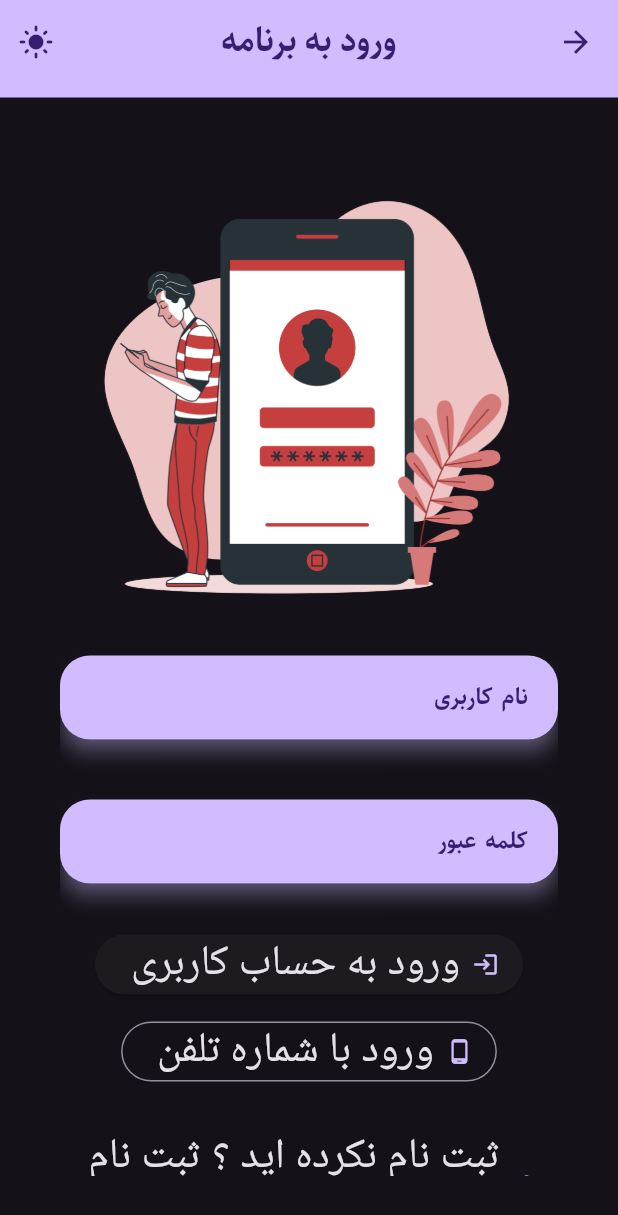
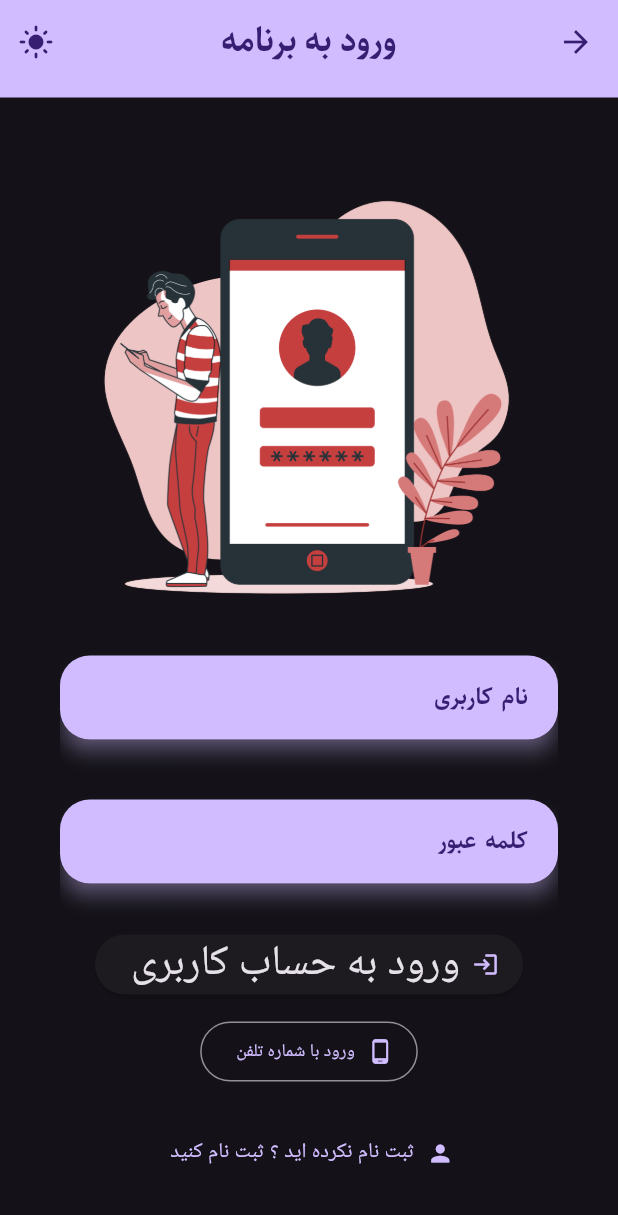
Before and after one commit to iam-hosseindarvishi/sell_pro, a Flutter app: the screen it shows after launch, after a tap on "ورود به حساب کاربری", on a phone screen of 412 x 824 dp. Shown: the top 1215 px of the screen. Run offline on Flutter 3.47's test engine with Material 3 defaults, Android fonts, the phone set to English and light mode, and no system bars; our stand-ins replace flutter_riverpod, hexcolor, image_picker.

Commit message:
feat : added light theme and fix widets

```diff
--- a/lib/main.dart
+++ b/lib/main.dart
@@ -1,5 +1,6 @@
 import 'package:flutter/material.dart';
 import 'package:flutter_riverpod/flutter_riverpod.dart';
+import 'package:sell_pro/src/configs/theme/light_theme.dart';
 import 'package:sell_pro/src/configs/theme/theme_mode_provider.dart';
 
 import 'src/features/splash/presentation/screens/splash_screen_page.dart';
@@ -20,9 +21,7 @@ class MyApp extends ConsumerWidget {
       title: 'Sell Pro',
       themeMode: themeMode,
       darkTheme: ThemeData(useMaterial3: true, brightness: Brightness.dark),
-      theme: ThemeData(
-          useMaterial3: true,
-          colorScheme: ColorScheme.fromSeed(seedColor: Colors.grey)),
+      theme: lightTheme,
       home: const SplashScreenPage(),
     );
   }
--- /dev/null
+++ b/lib/src/configs/theme/dark_theme.dart
@@ -0,0 +1,4 @@
+import 'package:flutter/material.dart';
+
+ThemeData darkTheme =
+    ThemeData(useMaterial3: true, colorScheme: const ColorScheme.dark());
--- /dev/null
+++ b/lib/src/configs/theme/light_theme.dart
@@ -0,0 +1,126 @@
+import 'package:flutter/material.dart';
+import 'package:hexcolor/hexcolor.dart';
+
+final primary = HexColor("#254222");
+final background = HexColor("#cae4c5");
+final onPrimary = HexColor("#cae4c5");
+final secondary = HexColor("#99cc66");
+final inversPrimary = HexColor("#ece2b1");
+ThemeData lightTheme = ThemeData(
+    useMaterial3: true,
+    colorScheme: ColorScheme.light(
+      background: background,
+      primary: primary,
+      primaryContainer: background,
+      onBackground: primary,
+      onPrimary: onPrimary,
+      secondary: secondary,
+      secondaryContainer: onPrimary,
+      onSecondary: primary,
+      onSecondaryContainer: primary,
+      inversePrimary: background,
+    ),
+    textTheme: textTheme,
+    //text theme
+
+    //outlined button theme
+    outlinedButtonTheme: OutlinedButtonThemeData(
+        style: OutlinedButton.styleFrom(
+      side: BorderSide(color: primary),
+    )),
+    //elevatedButton theme
+    elevatedButtonTheme: ElevatedButtonThemeData(
+      style: ButtonStyle(
+        overlayColor: MaterialStatePropertyAll<Color>(primary),
+        backgroundColor: MaterialStatePropertyAll<Color>(primary),
+        padding: const MaterialStatePropertyAll<EdgeInsets>(
+            EdgeInsets.symmetric(horizontal: 12, vertical: 8)),
+      ),
+    ));
+
+// text theme
+final fontFamily = "Sahel";
+
+TextTheme textTheme = TextTheme(
+    // body text style
+    bodyLarge: TextStyle(
+        fontFamily: fontFamily,
+        fontSize: 18.0,
+        fontWeight: FontWeight.bold,
+        color: onPrimary),
+    bodyMedium: TextStyle(
+        fontFamily: fontFamily,
+        fontSize: 14.0,
+        fontWeight: FontWeight.w600,
+        color: onPrimary),
+    bodySmall: TextStyle(
+        fontFamily: fontFamily,
+        fontSize: 12.0,
+        fontWeight: FontWeight.normal,
+        color: onPrimary),
+    // title text style
+    titleLarge: TextStyle(
+        fontFamily: fontFamily,
+        fontSize: 18.0,
+        fontWeight: FontWeight.bold,
+        color: onPrimary),
+    titleMedium: TextStyle(
+        fontFamily: fontFamily,
+        fontSize: 14.0,
+        fontWeight: FontWeight.bold,
+        color: onPrimary),
+    titleSmall: TextStyle(
+        fontFamily: fontFamily,
+        fontSize: 12.0,
+        fontWeight: FontWeight.bold,
+        color: onPrimary),
+    //for display text style
+    displayLarge: TextStyle(
+        fontFamily: fontFamily,
+        fontSize: 21.0,
+        fontWeight: FontWeight.bold,
+        color: onPrimary),
+    displayMedium: TextStyle(
+        fontFamily: fontFamily,
+        fontSize: 18.0,
+        fontWeight: FontWeight.w600,
+        color: onPrimary),
+    displaySmall: TextStyle(
+        fontFamily: fontFamily,
+        fontSize: 16.0,
+        fontWeight: FontWeight.normal,
+        color: onPrimary),
+    // label text style
+    labelLarge: TextStyle(
+        fontFamily: fontFamily,
+        fontSize: 18.0,
+        fontWeight: FontWeight.w800,
+        color: onPrimary),
+    labelMedium: TextStyle(
+        fontFamily: fontFamily,
+        fontSize: 14.0,
+        fontWeight: FontWeight.bold,
+        color: onPrimary),
+    labelSmall: TextStyle(
+        fontFamily: fontFamily,
+        fontSize: 12.0,
+        fontWeight: FontWeight.bold,
+        color: onPrimary),
+    // headline styles
+    headlineMedium: TextStyle(
+        fontFamily: fontFamily,
+        fontSize: 14.0,
+        wordSpacing: 2,
+        fontWeight: FontWeight.w600,
+        color: onPrimary),
+    headlineLarge: TextStyle(
+        fontFamily: fontFamily,
+        fontSize: 18.0,
+        fontWeight: FontWeight.bold,
+        color: onPrimary),
+    headlineSmall: TextStyle(
+        fontFamily: fontFamily,
+        fontSize: 12.0,
+        wordSpacing: 2,
+        fontWeight: FontWeight.w600,
+        color: onPrimary));
--- a/lib/src/features/auth/presentation/screens/login_page.dart
+++ b/lib/src/features/auth/presentation/screens/login_page.dart
@@ -19,7 +19,7 @@ class LoginPage extends StatelessWidget {
                   TextStyle(fontWeight: FontWeight.bold, fontFamily: "Sahel"),
             ),
             centerTitle: true,
-            actions: [ThemeToggler()],
+            actions: const [ThemeToggler()],
           ),
           body: Padding(
             padding:
@@ -54,7 +54,12 @@ class LoginPage extends StatelessWidget {
                       onPressed: () {},
                       icon: const Icon(Icons.phone_android),
                       label: Text("ورود با شماره تلفن",
-                          style: Theme.of(context).textTheme.headlineMedium)),
+                          style: Theme.of(context)
+                              .textTheme
+                              .labelMedium
+                              ?.copyWith(
+                                  color:
+                                      Theme.of(context).colorScheme.primary))),
                   const SizedBox(
                     height: 20.0,
                   ),
@@ -62,7 +67,12 @@ class LoginPage extends StatelessWidget {
                       onPressed: () {},
                       icon: const Icon(Icons.person),
                       label: Text("ثبت نام نکرده اید ؟ ثبت نام کنید",
-                          style: Theme.of(context).textTheme.headlineMedium))
+                          style: Theme.of(context)
+                              .textTheme
+                              .labelLarge
+                              ?.copyWith(
+                                  color:
+                                      Theme.of(context).colorScheme.primary)))
                 ],
               ),
             ),
--- a/lib/src/features/auth/presentation/screens/register_page.dart
+++ b/lib/src/features/auth/presentation/screens/register_page.dart
@@ -20,7 +20,7 @@ class RegisterPage extends StatelessWidget {
                     TextStyle(fontWeight: FontWeight.bold, fontFamily: "Sahel"),
               ),
               centerTitle: true,
-              actions: [ThemeToggler()],
+              actions: const [ThemeToggler()],
             ),
             body: Padding(
               padding:
@@ -64,7 +64,10 @@ class RegisterPage extends StatelessWidget {
                   // buttons
                   ElevatedButton.icon(
                       onPressed: () {},
-                      icon: const Icon(Icons.login),
+                      icon: Icon(
+                        Icons.login,
+                        color: Theme.of(context).colorScheme.onPrimary,
+                      ),
                       label: Text("ایجاد حساب کاربری",
                           style: Theme.of(context).textTheme.headlineMedium)),
                 ]),
--- a/lib/src/features/auth/presentation/widgets/image_picker_button.dart
+++ b/lib/src/features/auth/presentation/widgets/image_picker_button.dart
@@ -14,7 +14,7 @@ class ImagePickerButton extends StatelessWidget {
       required this.icon,
       required this.handleTab,
       this.fontSize = 18.0,
-      this.fontWeight = FontWeight.normal,
+      this.fontWeight = FontWeight.bold,
       this.iconSize = 50.0});
 
   @override
@@ -31,7 +31,11 @@ class ImagePickerButton extends StatelessWidget {
           ),
           Text(
             text,
-            style: TextStyle(fontSize: fontSize, fontWeight: fontWeight),
+            style: TextStyle(
+                fontFamily: "Sahel",
+                color: Theme.of(context).colorScheme.onBackground,
+                fontSize: fontSize,
+                fontWeight: fontWeight),
           )
         ],
       ),
--- a/lib/src/features/home/presentation/widgets/bottom_navigation_bar.dart
+++ b/lib/src/features/home/presentation/widgets/bottom_navigation_bar.dart
@@ -10,7 +10,7 @@ class HomeBottomNavitaionBar extends ConsumerWidget {
     final indexBottomNavbar = ref.watch(indexBottomNavbarProvider);
     return BottomNavigationBar(
       backgroundColor: Theme.of(context).colorScheme.primary,
-      selectedItemColor: Theme.of(context).colorScheme.inversePrimary,
+      selectedItemColor: Theme.of(context).colorScheme.secondary,
       unselectedItemColor: Theme.of(context).colorScheme.onPrimary,
       selectedLabelStyle: const TextStyle(fontFamily: "Sahel"),
       unselectedLabelStyle: const TextStyle(fontFamily: "Sahel"),
--- a/lib/src/features/home/presentation/widgets/drawer_item.dart
+++ b/lib/src/features/home/presentation/widgets/drawer_item.dart
@@ -4,7 +4,7 @@ class DrawerItem extends StatelessWidget {
   final String title;
   final IconData icon;
   final handleTab;
-  DrawerItem(
+  const DrawerItem(
       {super.key,
       required this.title,
       required this.icon,
@@ -28,7 +28,7 @@ class DrawerItem extends StatelessWidget {
             Text(
               title,
               style:
-                  TextStyle(fontFamily: "Sahel", fontWeight: FontWeight.bold),
+                  const TextStyle(fontFamily: "Sahel", fontWeight: FontWeight.bold),
             )
           ],
         ),
--- a/lib/src/features/home/presentation/widgets/home_drawer.dart
+++ b/lib/src/features/home/presentation/widgets/home_drawer.dart
@@ -28,7 +28,7 @@ class HomeDrawer extends StatelessWidget {
                         fontWeight: FontWeight.bold,
                         color: Theme.of(context).colorScheme.onPrimary),
                   ),
-                  ThemeToggler()
+                  const ThemeToggler()
                 ],
               ),
             ],
--- a/lib/src/features/splash/presentation/screens/splash_screen_page.dart
+++ b/lib/src/features/splash/presentation/screens/splash_screen_page.dart
@@ -21,7 +21,7 @@ class SplashScreenPage extends StatelessWidget {
                   TextStyle(fontWeight: FontWeight.bold, fontFamily: "Sahel"),
             ),
             centerTitle: true,
-            actions: [ThemeToggler()],
+            actions: const [ThemeToggler()],
           ),
           body: Center(
             child: Padding(
@@ -36,7 +36,7 @@ class SplashScreenPage extends StatelessWidget {
                   Text(
                     "برای شروع لطفا یکی از گزینه های زیر را انتخاب کنید",
                     style: TextStyle(
-                        color: Theme.of(context).colorScheme.secondary,
+                        color: Theme.of(context).colorScheme.onBackground,
                         fontSize: 16,
                         fontFamily: "Sahel",
                         fontWeight: FontWeight.bold),
@@ -54,7 +54,7 @@ class SplashScreenPage extends StatelessWidget {
                       },
                       child: Text(
                         "ورود به حساب کاربری",
-                        style: Theme.of(context).textTheme.headlineMedium,
+                        style: Theme.of(context).textTheme.labelMedium,
                       )),
                   const SizedBox(
                     height: 10.00,
@@ -67,27 +67,25 @@ class SplashScreenPage extends StatelessWidget {
                               builder: (context) => const RegisterPage(),
                             ));
                       },
-                      child: Text(
-                        "ایجاد حساب کاربری جدید",
-                        style: Theme.of(context).textTheme.headlineMedium,
-                      )),
+                      child: Text("ایجاد حساب کاربری جدید",
+                          style: Theme.of(context).textTheme.labelMedium)),
                   const SizedBox(
                     height: 10.00,
                   ),
                   OutlinedButton(
-                      style: OutlinedButton.styleFrom(
-                          side: BorderSide(
-                              color: Theme.of(context)
-                                  .colorScheme
-                                  .inversePrimary)),
                       onPressed: () {
-                        Navigator.push(context,
-                            MaterialPageRoute(builder: (context) => Home()));
+                        Navigator.push(
+                            context,
+                            MaterialPageRoute(
+                                builder: (context) => const Home()));
                       },
-                      child: Text(
-                        "ورود به عنوان مهمان",
-                        style: Theme.of(context).textTheme.headlineMedium,
-                      ))
+                      child: Text("ورود به عنوان مهمان",
+                          style: Theme.of(context)
+                              .textTheme
+                              .labelMedium
+                              ?.copyWith(
+                                  color:
+                                      Theme.of(context).colorScheme.primary)))
                 ],
               ),
             ),
--- a/lib/src/shared/widgets/app_appbar.dart
+++ b/lib/src/shared/widgets/app_appbar.dart
@@ -1,5 +1,4 @@
 import 'package:flutter/material.dart';
-import 'package:sell_pro/src/shared/widgets/theme_toggler_button.dart';
 
 class AppAppbar extends StatelessWidget implements PreferredSizeWidget {
   Widget? title;
--- a/lib/src/shared/widgets/app_text_field.dart
+++ b/lib/src/shared/widgets/app_text_field.dart
@@ -1,7 +1,6 @@
 // ignore_for_file: must_be_immutable
 
 import 'package:flutter/material.dart';
-import 'package:hexcolor/hexcolor.dart';
 
 class AppTextField extends StatelessWidget {
   final String hintText;
@@ -44,7 +43,7 @@ class AppTextField extends StatelessWidget {
             border: OutlineInputBorder(
                 borderSide: BorderSide.none,
                 borderRadius: BorderRadius.circular(20.0)),
-            contentPadding: EdgeInsets.all(16.0),
+            contentPadding: const EdgeInsets.all(16.0),
           ),
           style: TextStyle(
               color: Theme.of(context).colorScheme.onPrimary,
--- a/lib/src/shared/widgets/notification_button.dart
+++ b/lib/src/shared/widgets/notification_button.dart
@@ -5,6 +5,6 @@ class NotificationAppbarButton extends StatelessWidget {
 
   @override
   Widget build(BuildContext context) {
-    return IconButton(onPressed: () {}, icon: Icon(Icons.email));
+    return IconButton(onPressed: () {}, icon: const Icon(Icons.email));
   }
 }
```
